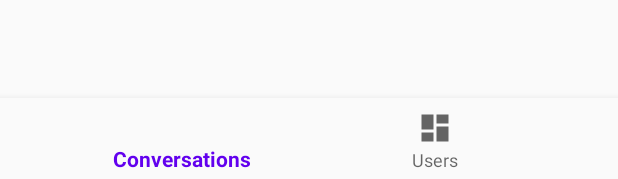
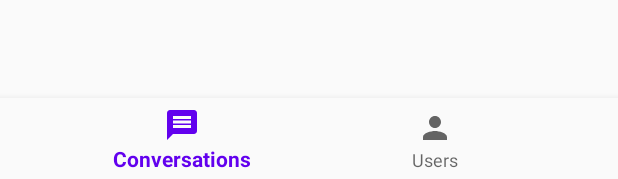
Before and after one commit to Lukas-Gelbmann/Messenger, an Android app: the layout activity_bottom_navigation.xml on its own in the app's theme, with its tools: preview values and no code run, on a phone screen of 412 x 824 dp. Shown: the part 1054-1233 px from the top of the screen. Run offline under Robolectric (Android 15) with nearby library versions, the phone set to English and light mode, and no system bars.

Commit message:
various UI improvements

```diff
--- a/app/src/main/AndroidManifest.xml
+++ b/app/src/main/AndroidManifest.xml
@@ -12,7 +12,8 @@
         android:supportsRtl="true"
         android:theme="@style/AppTheme"
         android:usesCleartextTraffic="true">
-        <activity android:name=".view.MessagingActivity"></activity>
+        <activity android:name=".view.MessagingActivity"
+            android:parentActivityName=".MainActivity"/>
         <activity android:name=".LoginActivity" />
         <activity android:name=".MainActivity">
             <intent-filter>
--- a/app/src/main/java/at/fhooe/mc/messenger/MainActivity.kt
+++ b/app/src/main/java/at/fhooe/mc/messenger/MainActivity.kt
@@ -53,8 +53,8 @@ class MainActivity : AppCompatActivity(),
                 .replace(R.id.container, fragment, fragment.javaClass.simpleName)
                 .commit()
         }
-        val id = this.getSharedPreferences("PREFERENCE", MODE_PRIVATE).getString("userId", "0")
-        this.title = id
+        //val id = this.getSharedPreferences("PREFERENCE", MODE_PRIVATE).getString("userId", "0")
+        //this.title = id
 
         val bottomNavigationView = findViewById<View>(R.id.bottom_nav_view) as BottomNavigationView
         bottomNavigationView.setOnNavigationItemSelectedListener { item ->
--- a/app/src/main/java/at/fhooe/mc/messenger/view/MessageAdapter.kt
+++ b/app/src/main/java/at/fhooe/mc/messenger/view/MessageAdapter.kt
@@ -27,7 +27,7 @@ class MessageAdapter : RecyclerView.Adapter<ViewHolder>() {
         notifyDataSetChanged()
     }
 
-    inner class ViewHolder(val binding: MessageItemBinding) :
+    inner class ViewHolder(private val binding: MessageItemBinding) :
         RecyclerView.ViewHolder(binding.root) {
         fun bind(item: Message) {
             binding.message = item
--- a/app/src/main/java/at/fhooe/mc/messenger/view/MessagingActivity.kt
+++ b/app/src/main/java/at/fhooe/mc/messenger/view/MessagingActivity.kt
@@ -111,10 +111,8 @@ class MessagingActivity : AppCompatActivity() {
                 response: Response<Message?>
             ) {
                 if (response.isSuccessful) {
-                    Toast.makeText(applicationContext, "message sent", Toast.LENGTH_LONG)
-                        .show()
                     messageText.setText("")
-                    viewAdapter.notifyDataSetChanged()
+                    fetchMessages() // TODO replace with better reloading?
                 }
             }
 
--- a/app/src/main/res/drawable/ic_dashboard_black_24dp.xml
+++ /dev/null
@@ -1,9 +0,0 @@
-<vector xmlns:android="http://schemas.android.com/apk/res/android"
-    android:width="24dp"
-    android:height="24dp"
-    android:viewportWidth="24.0"
-    android:viewportHeight="24.0">
-    <path
-        android:fillColor="#FF000000"
-        android:pathData="M3,13h8L11,3L3,3v10zM3,21h8v-6L3,15v6zM13,21h8L21,11h-8v10zM13,3v6h8L21,3h-8z" />
-</vector>
--- /dev/null
+++ b/app/src/main/res/drawable/ic_message.xml
@@ -0,0 +1,10 @@
+<vector xmlns:android="http://schemas.android.com/apk/res/android"
+    android:width="24dp"
+    android:height="24dp"
+    android:viewportWidth="24"
+    android:viewportHeight="24"
+    android:tint="?attr/colorControlNormal">
+  <path
+      android:fillColor="@android:color/white"
+      android:pathData="M20,2L4,2c-1.1,0 -1.99,0.9 -1.99,2L2,22l4,-4h14c1.1,0 2,-0.9 2,-2L22,4c0,-1.1 -0.9,-2 -2,-2zM18,14L6,14v-2h12v2zM18,11L6,11L6,9h12v2zM18,8L6,8L6,6h12v2z"/>
+</vector>
--- /dev/null
+++ b/app/src/main/res/drawable/ic_user.xml
@@ -0,0 +1,10 @@
+<vector xmlns:android="http://schemas.android.com/apk/res/android"
+    android:width="24dp"
+    android:height="24dp"
+    android:viewportWidth="24"
+    android:viewportHeight="24"
+    android:tint="?attr/colorControlNormal">
+  <path
+      android:fillColor="@android:color/white"
+      android:pathData="M12,12c2.21,0 4,-1.79 4,-4s-1.79,-4 -4,-4 -4,1.79 -4,4 1.79,4 4,4zM12,14c-2.67,0 -8,1.34 -8,4v2h16v-2c0,-2.66 -5.33,-4 -8,-4z"/>
+</vector>
--- a/app/src/main/res/layout/activity_bottom_navigation.xml
+++ b/app/src/main/res/layout/activity_bottom_navigation.xml
@@ -5,7 +5,6 @@
     android:id="@+id/container"
     android:layout_width="match_parent"
     android:layout_height="match_parent"
-    android:paddingTop="?attr/actionBarSize"
     tools:context=".MainActivity">
 
     <com.google.android.material.bottomnavigation.BottomNavigationView
--- a/app/src/main/res/layout/activity_messaging.xml
+++ b/app/src/main/res/layout/activity_messaging.xml
@@ -29,9 +29,9 @@
             android:layout_weight="1"
             android:backgroundTint="@android:color/white"
             android:hint="@string/type_message_here"
-            android:inputType="textAutoComplete"
-            android:maxLines="1"
-            android:theme="@style/AppTheme" />
+            android:theme="@style/AppTheme"
+            android:inputType="text"
+            android:maxLines="0"/>
 
         <Button
             android:id="@+id/button_send_message"
--- a/app/src/main/res/layout/conversation_view.xml
+++ b/app/src/main/res/layout/conversation_view.xml
@@ -2,7 +2,8 @@
 <LinearLayout xmlns:android="http://schemas.android.com/apk/res/android"
     android:layout_width="match_parent"
     android:layout_height="match_parent"
-    android:orientation="vertical">
+    android:orientation="vertical"
+    android:paddingBottom="48dp">
 
     <androidx.swiperefreshlayout.widget.SwipeRefreshLayout
         android:id="@+id/swipe_container"
@@ -28,6 +29,6 @@
         android:layout_gravity="end|bottom"
         android:layout_margin="16dp"
         android:onClick="createNewConversation"
-        android:src="@drawable/ic_home_black_24dp" />
+        android:src="@drawable/ic_add" />
 
 </LinearLayout>
--- a/app/src/main/res/layout/message_item.xml
+++ b/app/src/main/res/layout/message_item.xml
@@ -13,7 +13,9 @@
         android:layout_height="wrap_content"
         android:padding="8dp">
 
+
         <TextView
+            android:id="@+id/message_text"
             android:layout_width="match_parent"
             android:layout_height="match_parent"
             android:background="@color/colorAccent"
--- a/app/src/main/res/layout/participant_item.xml
+++ b/app/src/main/res/layout/participant_item.xml
@@ -10,9 +10,8 @@
         android:layout_height="match_parent"
         android:layout_centerVertical="true"
         android:layout_alignParentStart="true"
-        android:layout_alignParentLeft="true"
-        android:layout_marginStart="@dimen/activity_horizontal_margin"
-        android:layout_marginEnd="@dimen/activity_horizontal_margin"
+        android:layout_marginStart="8dp"
+        android:layout_marginEnd="8dp"
         android:contentDescription="Icon" />
 
     <TextView
@@ -20,7 +19,6 @@
         android:layout_width="match_parent"
         android:layout_height="match_parent"
         android:layout_toEndOf="@id/participant_imageView"
-        android:layout_toRightOf="@id/participant_imageView"
         android:gravity="center_vertical"
         android:textSize="16sp"/>
 
--- a/app/src/main/res/menu/bottom_nav_menu.xml
+++ b/app/src/main/res/menu/bottom_nav_menu.xml
@@ -5,10 +5,11 @@
         android:id="@+id/action_conversations"
         android:enabled="true"
         android:title="@string/conversations"
+        android:icon="@drawable/ic_message"
         app:showAsAction="ifRoom" />
     <item
         android:id="@+id/action_users"
-        android:icon="@drawable/ic_dashboard_black_24dp"
+        android:icon="@drawable/ic_user"
         android:enabled="true"
         android:title="@string/users"
         app:showAsAction="ifRoom" />
```
Also changed, not shown: app/src/main/java/at/fhooe/mc/messenger/model/GetMessageService.java (+6 -2 lines), app/src/main/res/drawable/ic_add.xml (added, +10 -0 lines), app/src/main/res/drawable/ic_home_black_24dp.xml (deleted, +0 -9 lines), app/src/main/res/layout/conversation_item.xml (+28 -6 lines).
